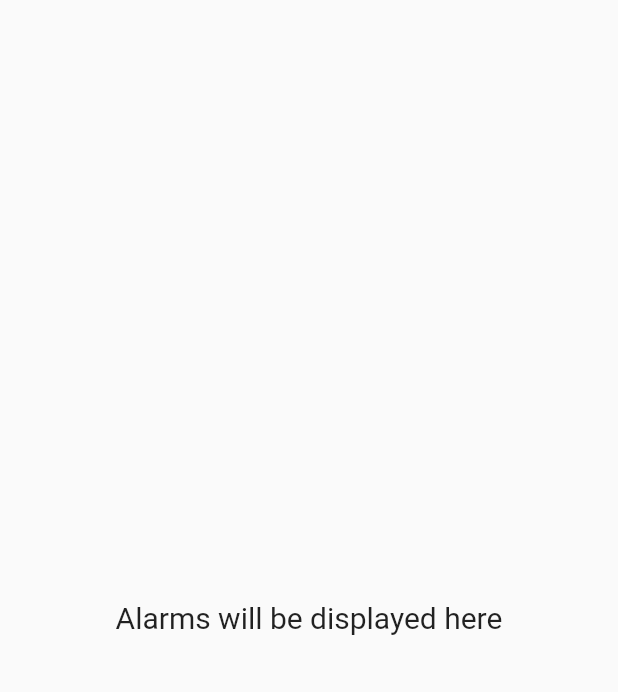
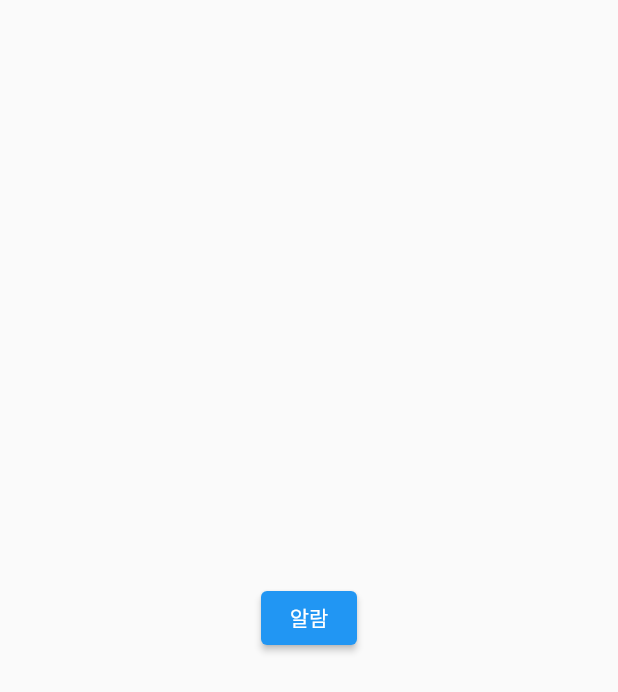
Before and after one commit to jungho1016/passionshower, a Flutter app: the AlarmScreen screen opened directly, on a phone screen of 412 x 824 dp. Shown: the top 692 px of the screen. Run offline on Flutter 3.47's test engine with Material 2 defaults, Android fonts, the phone set to English and light mode, and no system bars; our stand-ins replace awesome_notifications, freezed_annotation.

Commit message:
[명언 앱] 외부 알람 설정

```diff
--- a/lib/presentation/alarm/alarm_screen.dart
+++ b/lib/presentation/alarm/alarm_screen.dart
@@ -1,15 +1,18 @@
 import 'package:flutter/material.dart';
+import 'package:passionshower/presentation/alarm/alarm_view_model.dart';
 
 class AlarmScreen extends StatelessWidget {
-  const AlarmScreen({Key? key}) : super(key: key);
+  AlarmScreen({Key? key}) : super(key: key);
 
   @override
   Widget build(BuildContext context) {
-    return const Scaffold(
+    return Scaffold(
       body: Center(
-        child: Text(
-          'Alarms will be displayed here',
-          style: TextStyle(fontSize: 20),
+        child: ElevatedButton(
+          onPressed: () async {
+            await createPlantFoodNotification();
+          },
+          child: const Text('알람'),
         ),
       ),
     );
--- a/lib/presentation/myhome/myhome_screen.dart
+++ b/lib/presentation/myhome/myhome_screen.dart
@@ -15,7 +15,7 @@ class _MyHomeScreenState extends State<MyHomeScreen> {
   final List<Widget> _children = [
     MainScreen(),
     const LikeScreen(),
-    const AlarmScreen()
+    AlarmScreen()
   ];
 
   @override
--- a/pubspec.yaml
+++ b/pubspec.yaml
@@ -45,6 +45,7 @@ dependencies:
   intl: ^0.18.1
   shared_preferences: ^2.2.0
   awesome_notifications: ^0.6.19
+  http: ^1.1.0
 
 dev_dependencies:
   flutter_test:
```
Also changed, not shown: lib/main.dart (+65 -20 lines), lib/presentation/alarm/alarm_view_model.dart (+15 -0 lines), assets/ic_launcher-playstore.png (added), pubspec.lock, 1 other file.
